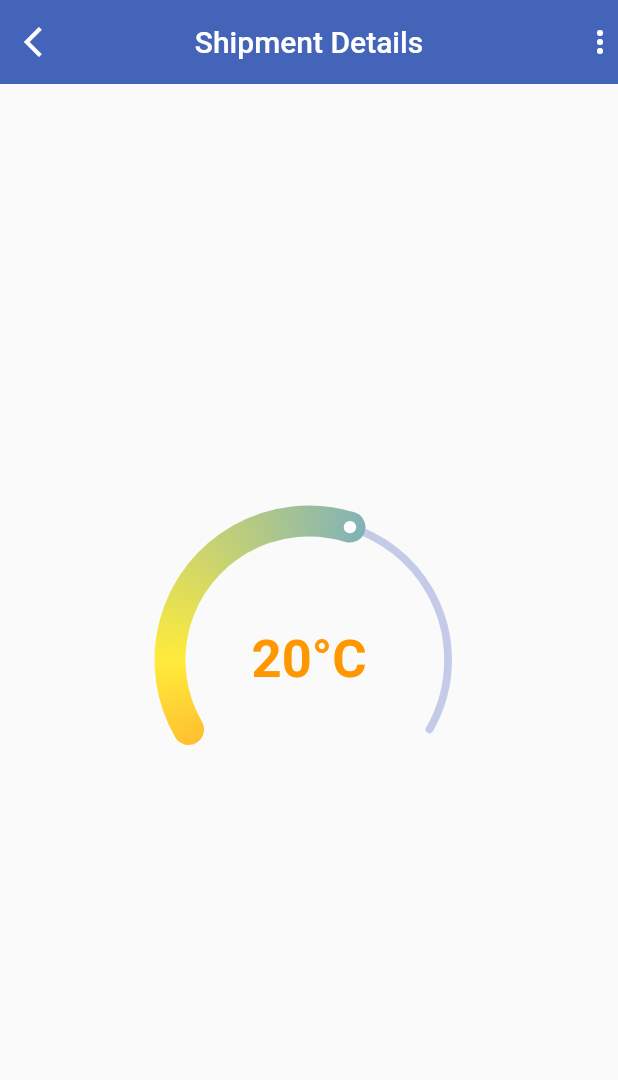
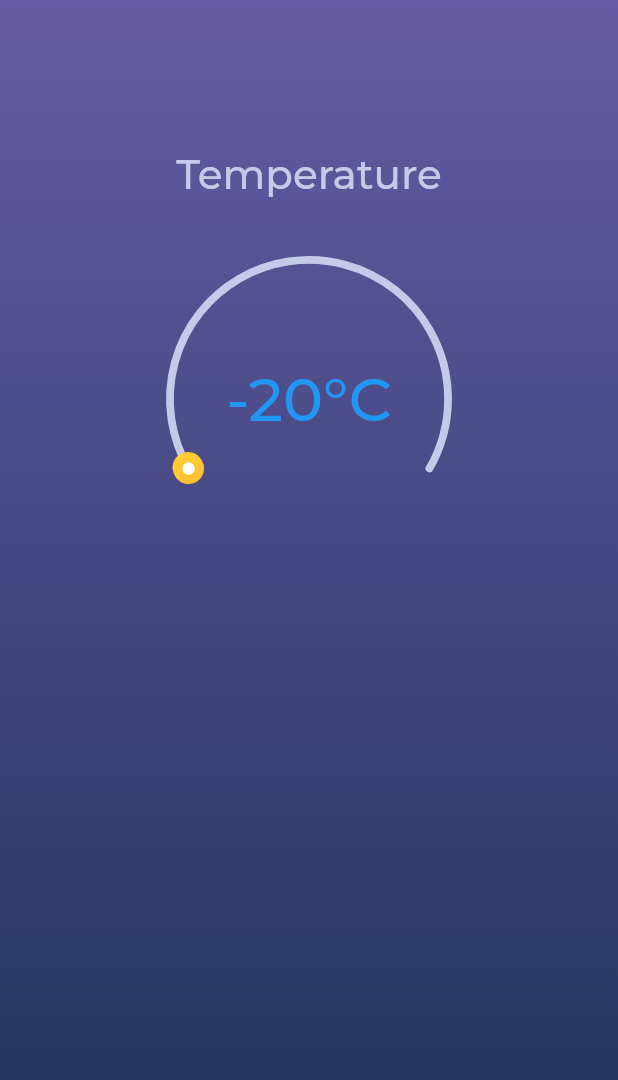
Before and after one commit to SoftRouteV2/SoftRoute-Mobile, a Flutter app: the first screen one second after launch, on a phone screen of 412 x 824 dp. Shown: the top 1080 px of the screen. Run offline on Flutter 3.47's test engine with Material 2 defaults, Android fonts, the phone set to English and light mode, and no system bars; drawn by our look-alikes of sleek_circular_slider; our stand-ins replace google_fonts.

Commit message:
feat: Added temperature dynamic change

```diff
--- a/softroute/lib/screens/shipment_details.dart
+++ b/softroute/lib/screens/shipment_details.dart
@@ -1,3 +1,5 @@
+import 'dart:async';
+
 import 'package:flutter/material.dart';
 import 'package:google_fonts/google_fonts.dart';
 import 'package:sleek_circular_slider/sleek_circular_slider.dart';
@@ -10,6 +12,9 @@ class ShipmentDetails extends StatefulWidget {
 }
 
 class _ShipmentDetailsState extends State<ShipmentDetails> {
+  late Timer _timer;
+  double _progressValue = -20; // Initial value
+
   Color getTextColor(double value) {
     // Customize this function to determine the color based on the temperature value
     if (value < 12) {
@@ -22,28 +27,73 @@ class _ShipmentDetailsState extends State<ShipmentDetails> {
   }
 
   @override
+  void initState() {
+    super.initState();
+    _startTimer();
+  }
+
+  @override
+  void dispose() {
+    _timer.cancel();
+    super.dispose();
+  }
+
+  void _startTimer() {
+    const duration = Duration(seconds: 1);
+    _timer = Timer.periodic(duration, (Timer timer) {
+      setState(() {
+        // Update the progress value every second
+        _progressValue += 1;
+        if (_progressValue > 50) {
+          // If we reach the maximum value, reset to the minimum
+          _progressValue = -20;
+        }
+      });
+    });
+  }
+
+  @override
   Widget build(BuildContext context) {
     return Scaffold(
-      appBar: AppBar(
-        title: const Text("Shipment Details"),
-        centerTitle: true,
-        backgroundColor: const Color.fromARGB(255, 68, 100, 186),
-        elevation: 0,
-        leading: IconButton(
-          icon: const Icon(Icons.arrow_back_ios),
-          onPressed: () {
-            Navigator.pop(context);
-          },
+      // appBar: AppBar(
+      //   title: const Text("Shipment Details"),
+      //   centerTitle: true,
+      //   backgroundColor: const Color.fromARGB(255, 68, 100, 186),
+      //   elevation: 0,
+      //   leading: IconButton(
+      //     icon: const Icon(Icons.arrow_back_ios),
+      //     onPressed: () {
+      //       Navigator.pop(context);
+      //     },
+      //   ),
+      // ),
+      body: SafeArea(
+        child: Container(
+            width: double.infinity,
+            decoration: const BoxDecoration(
+              gradient: LinearGradient(
+                begin: Alignment.topCenter,
+                end: Alignment.bottomCenter,
+                colors: [Color(0xFF665BA4), Color(0xFF1C3158)],
               ),
-        actions: const [Icon(Icons.more_vert)],
             ),
-      body: SafeArea(
-        child: Center(
             child: Column(
-          mainAxisAlignment: MainAxisAlignment.center,
+              mainAxisAlignment: MainAxisAlignment.start,
               children: [
+                const SizedBox(height: 100),
+                // Shipment Temperature
+                Text(
+                  "Temperature",
+                  style: GoogleFonts.montserrat(
+                    color: Colors.indigo[100],
+                    fontSize: 27,
+                    fontWeight: FontWeight.w500,
+                  ),
+                ),
+
+                const SizedBox(height: 30),
                 SleekCircularSlider(
-              initialValue: 20,
+                  initialValue: _progressValue,
                   max: 50,
                   min: -20,
                   appearance: CircularSliderAppearance(
@@ -65,9 +115,9 @@ class _ShipmentDetailsState extends State<ShipmentDetails> {
                     return Center(
                       child: Text(
                         '${value.toInt()}°C',
-                    style: GoogleFonts.roboto(
-                        fontSize: 35,
-                        fontWeight: FontWeight.w700,
+                        style: GoogleFonts.montserrat(
+                            fontSize: 40,
+                            fontWeight: FontWeight.w500,
                             color: getTextColor(value)),
                       ),
                     );
```
Lines whose indentation alone changed are shown as unchanged.
